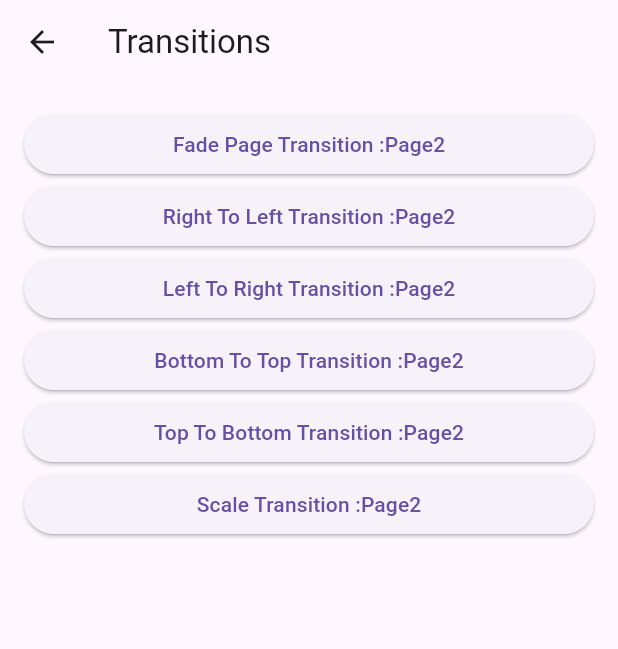
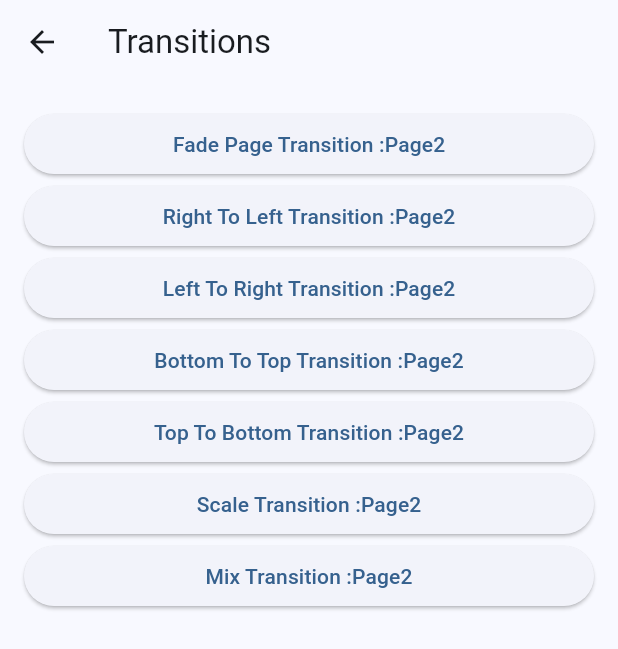
Before and after one commit to kishangohel/go_router_examples, a Flutter app: the TransitionsPage screen opened by its route, on a phone screen of 412 x 824 dp. Shown: the top 649 px of the screen. Run offline on Flutter 3.47's test engine with Material 2 defaults, Android fonts, the phone set to English and light mode, and no system bars; our stand-ins replace bloc, flutter_bloc, go_router, logger.

Commit message:
add mixed page transition

```diff
--- a/lib/app_router.dart
+++ b/lib/app_router.dart
@@ -6,6 +6,7 @@ import 'package:go_router_examples/blocs/page3/page3_cubit.dart';
 import 'package:go_router_examples/page_transitions/b_to_t_transition.dart';
 import 'package:go_router_examples/page_transitions/fade_transition.dart';
 import 'package:go_router_examples/page_transitions/l_to_r_transition.dart';
+import 'package:go_router_examples/page_transitions/mix_transition.dart';
 import 'package:go_router_examples/page_transitions/r_to_l_transition.dart';
 import 'package:go_router_examples/page_transitions/scale_transition.dart';
 import 'package:go_router_examples/page_transitions/t_to_b_transition.dart';
@@ -18,14 +19,14 @@ import 'package:go_router_examples/pages/page_3.dart';
 import 'package:go_router_examples/pages/page_4.dart';
 import 'package:go_router_examples/pages/page_5.dart';
 import 'package:go_router_examples/pages/page_bottom_nav.dart';
+import 'package:go_router_examples/pages/page_drawer_nav.dart';
 import 'package:go_router_examples/pages/page_home.dart';
-import 'package:go_router_examples/pages/page_drawer_nav.dart';
 import 'package:go_router_examples/pages/page_transitions.dart';
 import 'package:logger/logger.dart';
 
 part 'app_routes.dart';
 
-enum TransitionType { none, fade, rToL, lToR, bToT, tToB, scale }
+enum TransitionType { none, fade, rToL, lToR, bToT, tToB, scale, mix }
 
 final GlobalKey<NavigatorState> rootNavigatorKey = GlobalKey<NavigatorState>(debugLabel: 'root');
 final GlobalKey<NavigatorState> bottomNavigatorKey = GlobalKey<NavigatorState>(debugLabel: 'bottom');
@@ -184,6 +185,11 @@ final appRouter = GoRouter(
                       key: state.pageKey,
                       child: const Page2(),
                     );
+                  case TransitionType.mix:
+                    return MixPageTransition(
+                      key: state.pageKey,
+                      child: const Page2(),
+                    );
                 }
               },
             ),
--- a/lib/main.dart
+++ b/lib/main.dart
@@ -14,7 +14,7 @@ class MyApp extends StatelessWidget {
       title: 'Flutter Demo',
       theme: ThemeData(
         useMaterial3: true,
-        primarySwatch: Colors.blue,
+        colorSchemeSeed: Colors.blue,
       ),
       routerConfig: appRouter,
     );
--- a/lib/pages/page_transitions.dart
+++ b/lib/pages/page_transitions.dart
@@ -78,6 +78,17 @@ class TransitionsPage extends StatelessWidget {
             },
             child: const Text('Scale Transition :Page2'),
           ),
+          ElevatedButton(
+            onPressed: () {
+              context.goNamed(
+                AppRoutes.page2,
+                params: {
+                  'type': TransitionType.mix.name,
+                },
+              );
+            },
+            child: const Text('Mix Transition :Page2'),
+          ),
         ],
       ),
     );
```
Also changed, not shown: lib/page_transitions/mix_transition.dart (added, +40 -0 lines).
